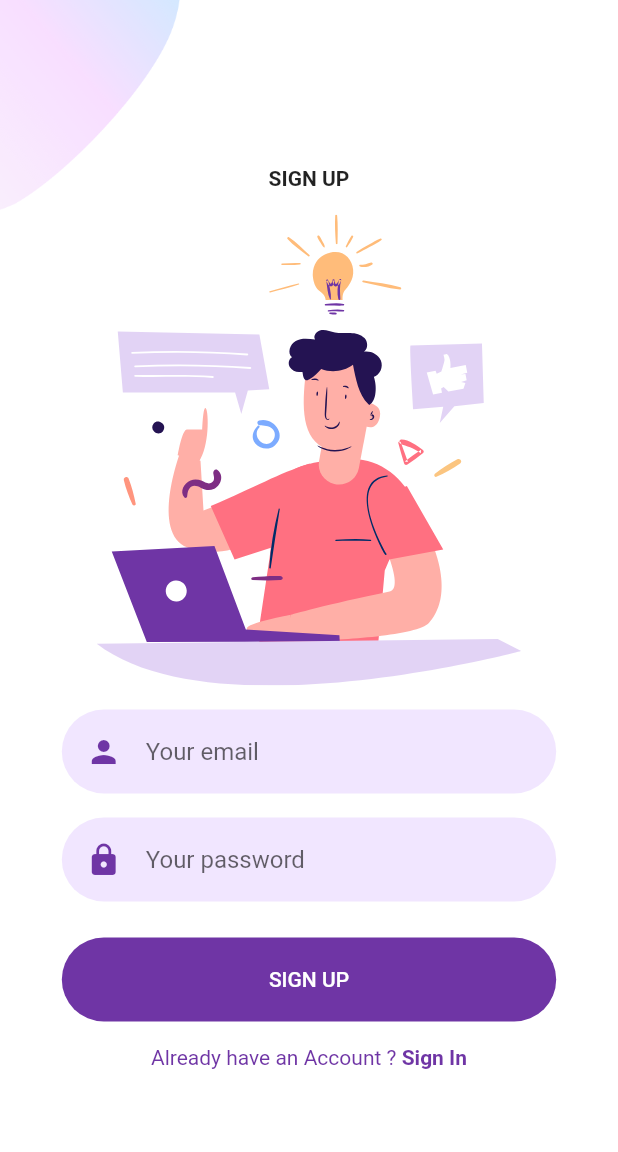
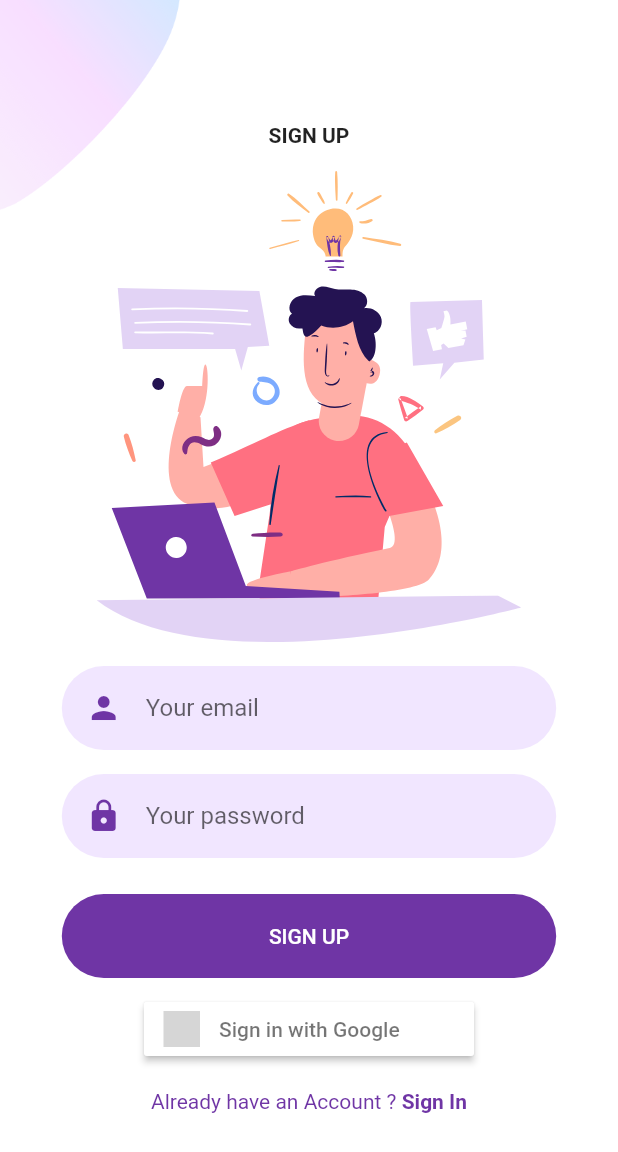
Before and after one commit to PrasuHirapara/Cyber_Sathi, a Flutter app: the screen it shows after launch, after a tap on "SIGN UP", on a phone screen of 412 x 824 dp. Shown: the top 1152 px of the screen. Run offline on Flutter 3.47's test engine with Material 2 defaults, Android fonts, the light colour scheme and no system bars; our stand-ins replace firebase_auth, firebase_core, flutter_signin_button, flutter_svg, google_sign_in, lottie and 1 more; missing offline and left inert: flutter_background; accounts and stored records are empty; grey boxes are pictures that could not be loaded.

Commit message:
Adding Permission and sign up with Google option.

```diff
--- /dev/null
+++ b/lib/Screens/Permission_manager/permission_code.dart
@@ -0,0 +1,39 @@
+import 'package:flutter_background/flutter_background.dart';
+import 'package:permission_handler/permission_handler.dart';
+
+Future<void> requestStoragePermission() async {
+
+  final androidConfig = const FlutterBackgroundAndroidConfig(
+    notificationTitle: "Background app example",
+    notificationText: "Background app is running",
+    notificationImportance: AndroidNotificationImportance.Default,
+    notificationIcon: AndroidResource(name: 'background_icon', defType: 'drawable'), // Change to your own icon
+  );
+
+  // Initialize FlutterBackground
+  bool success = await FlutterBackground.initialize(androidConfig: androidConfig);
+
+  // Request storage and location permissions
+  var statusStorage = await Permission.storage.request();
+  var statusLocation = await Permission.location.request();
+
+  if (statusStorage.isGranted && statusLocation.isGranted) {
+    // Permission is granted
+    print('Storage and location permissions granted');
+  } else if (statusStorage.isPermanentlyDenied || statusLocation.isPermanentlyDenied) {
+    // Permission is permanently denied
+    print('Storage or location permissions permanently denied');
+    //openAppSettings();
+  } else {
+    // Permission is denied
+    print('Storage or location permissions denied');
+
+    bool isBackgroundExecutionEnabled = await FlutterBackground.isBackgroundExecutionEnabled;
+    if (isBackgroundExecutionEnabled) {
+      // Background execution is enabled
+    } else {
+      // Background execution is not enabled
+    }
+
+  }
+}
--- a/lib/Screens/Signup/components/signup_form.dart
+++ b/lib/Screens/Signup/components/signup_form.dart
@@ -1,8 +1,12 @@
+import 'package:firebase_auth/firebase_auth.dart';
 import 'package:flutter/material.dart';
+import 'package:flutter_signin_button/button_list.dart';
+import 'package:flutter_signin_button/button_view.dart';
 
 import '../../../components/already_have_an_account_acheck.dart';
 import '../../../constants.dart';
 import '../../Login/login_screen.dart';
+import '../Auth/auth_google.dart';
 
 class SignUpForm extends StatelessWidget {
   const SignUpForm({
@@ -19,10 +23,10 @@ class SignUpForm extends StatelessWidget {
             textInputAction: TextInputAction.next,
             cursorColor: kPrimaryColor,
             onSaved: (email) {},
-            decoration: InputDecoration(
+            decoration: const InputDecoration(
               hintText: "Your email",
               prefixIcon: Padding(
-                padding: const EdgeInsets.all(defaultPadding),
+                padding: EdgeInsets.all(defaultPadding),
                 child: Icon(Icons.person),
               ),
             ),
@@ -33,10 +37,10 @@ class SignUpForm extends StatelessWidget {
               textInputAction: TextInputAction.done,
               obscureText: true,
               cursorColor: kPrimaryColor,
-              decoration: InputDecoration(
+              decoration: const InputDecoration(
                 hintText: "Your password",
                 prefixIcon: Padding(
-                  padding: const EdgeInsets.all(defaultPadding),
+                  padding: EdgeInsets.all(defaultPadding),
                   child: Icon(Icons.lock),
                 ),
               ),
@@ -47,6 +51,20 @@ class SignUpForm extends StatelessWidget {
             onPressed: () {},
             child: Text("Sign Up".toUpperCase()),
           ),
+          Padding(
+            padding: const EdgeInsets.only(top: 10),
+            child: SignInButton(
+              Buttons.Google,
+              onPressed: () async {
+                // Implement Google sign-in
+                final UserCredential? credential = await signInWithGoogle();
+                if (credential == null) {
+                  // The user cancelled the sign-in flow
+                  return;
+                }
+              },
+            ),
+          ),
           const SizedBox(height: defaultPadding),
           AlreadyHaveAnAccountCheck(
             login: false,
@@ -55,7 +73,7 @@ class SignUpForm extends StatelessWidget {
                 context,
                 MaterialPageRoute(
                   builder: (context) {
-                    return LoginScreen();
+                    return const LoginScreen();
                   },
                 ),
               );
--- a/lib/Screens/Welcome/welcome_screen.dart
+++ b/lib/Screens/Welcome/welcome_screen.dart
@@ -2,14 +2,22 @@ import 'package:flutter/material.dart';
 
 import '../../components/background.dart';
 import '../../responsive.dart';
+
+import '../Permission_manager/permission_code.dart';
 import 'components/login_signup_btn.dart';
 import 'components/welcome_image.dart';
 
 class WelcomeScreen extends StatelessWidget {
   const WelcomeScreen({Key? key}) : super(key: key);
 
+  void _checkPermissions() async {
+    await requestStoragePermission();
+  }
+
   @override
   Widget build(BuildContext context) {
+    // Call the function here
+    _checkPermissions();
     return Background(
       child: SingleChildScrollView(
         child: SafeArea(
--- a/lib/main.dart
+++ b/lib/main.dart
@@ -1,8 +1,15 @@
 import 'package:flutter/material.dart';
 import 'Screens/Welcome/welcome_screen.dart';
 import 'constants.dart';
+import 'package:firebase_core/firebase_core.dart';
 
-void main() {
+void main() async {
+
+  // Initializes Firebase
+  WidgetsFlutterBinding.ensureInitialized();
+  await Firebase.initializeApp();
+
+  // Runs the app
   runApp(const MyApp());
 }
 
@@ -40,6 +47,7 @@ class MyApp extends StatelessWidget {
             ),
           )),
       home: WelcomeScreen(),
+
     );
   }
 }
```
Also changed, not shown: lib/Screens/Login/components/login_form.dart (+6 -8 lines), lib/Screens/Signup/Auth/auth_google.dart (added, +30 -0 lines), pubspec.yaml (+7 -3 lines), lib/Screens/Login/components/login_screen_top_image.dart (indentation only), pubspec.lock, 4 other files.
